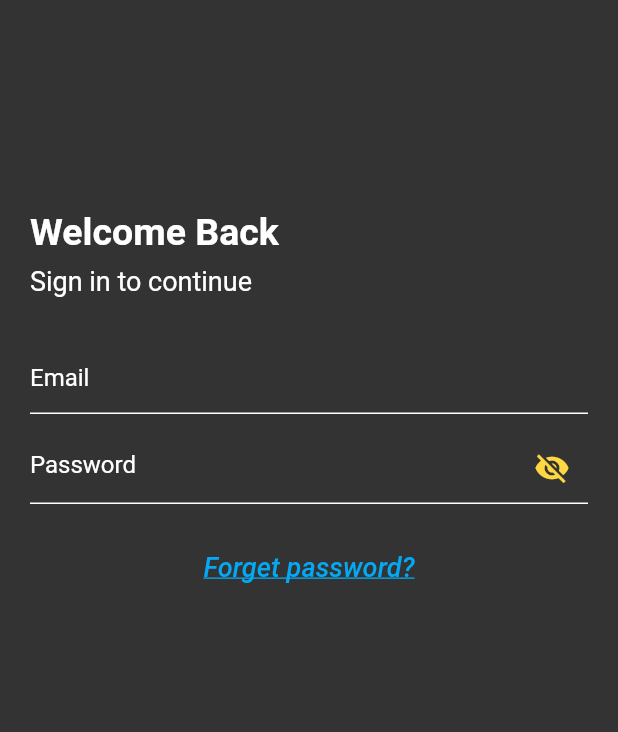
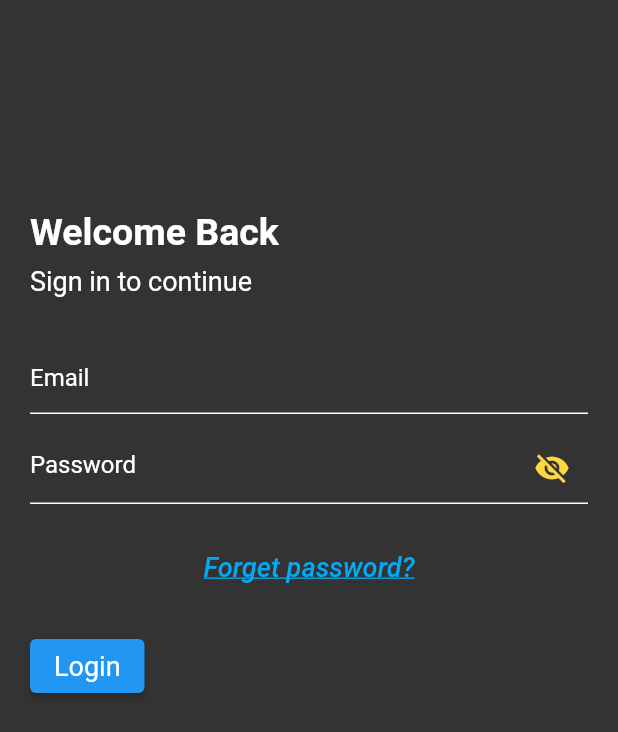
Before and after one commit to Devsaci/grocery_app_hadi_v2, a Flutter app: the screen it shows after launch, on a phone screen of 412 x 824 dp. Shown: the top 732 px of the screen. Run offline on Flutter 3.47's test engine with Material 2 defaults, Android fonts, the phone set to English and light mode, and no system bars; drawn by our look-alikes of card_swiper; our stand-ins replace fancy_shimmer_image, flutter_iconly, shared_preferences.

Commit message:
AuthButton

```diff
--- a/lib/screens/auth/login.dart
+++ b/lib/screens/auth/login.dart
@@ -1,6 +1,7 @@
 import 'package:card_swiper/card_swiper.dart';
 import 'package:flutter/material.dart';
 import 'package:grocery_app_hadi_v1/const/Constss.dart';
+import 'package:grocery_app_hadi_v1/widgets/auth_button.dart';
 
 import '../../widgets/text_widget.dart';
 
@@ -163,6 +164,11 @@ class _LoginScreenState extends State<LoginScreen> {
                     ),
                   ),
                   const SizedBox(height: 18),
+                  AuthButton(
+                    fct: () {},
+                    buttonText: 'Login',
+                    primary: Colors.white54,
+                  )
                 ],
               ),
             ),
```
